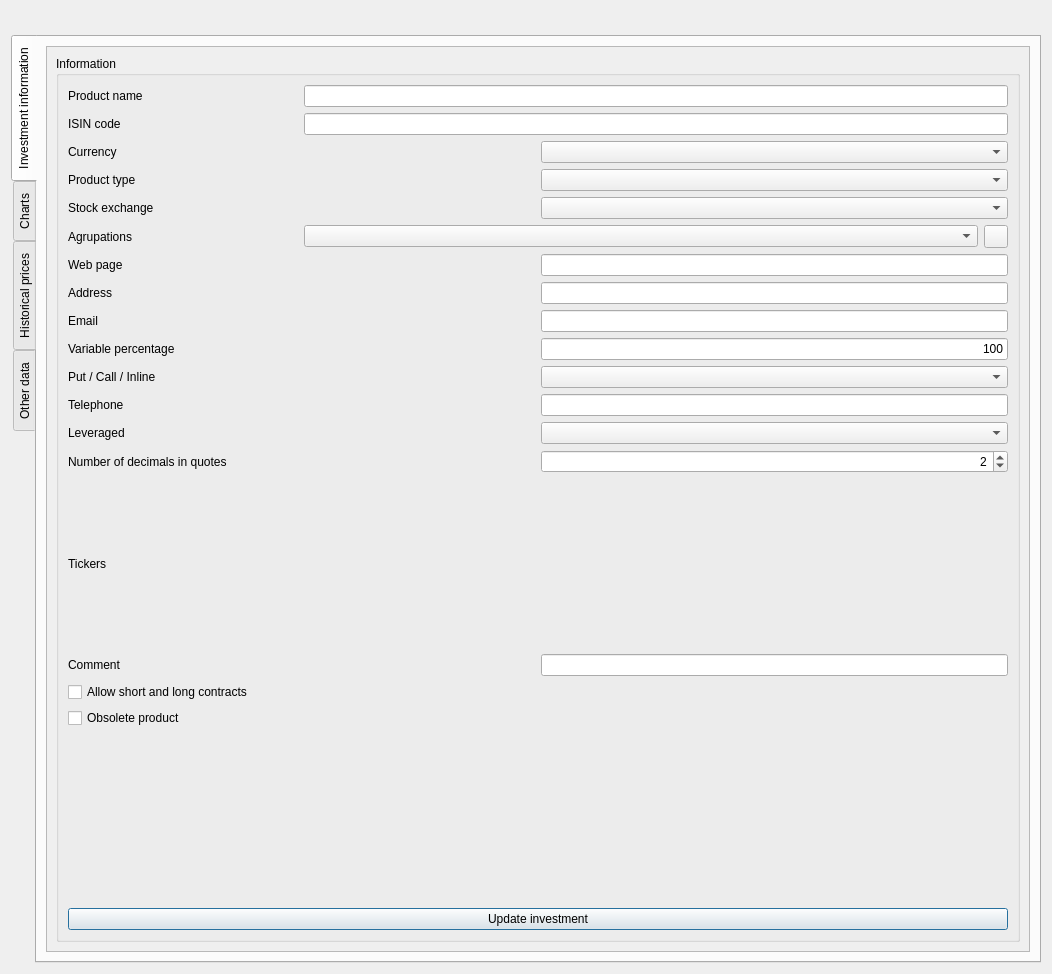
Before: the Qt Designer form xulpymoney/ui/frmProductReport.ui in turulomio/xulpymoney, drawn with Qt 5.
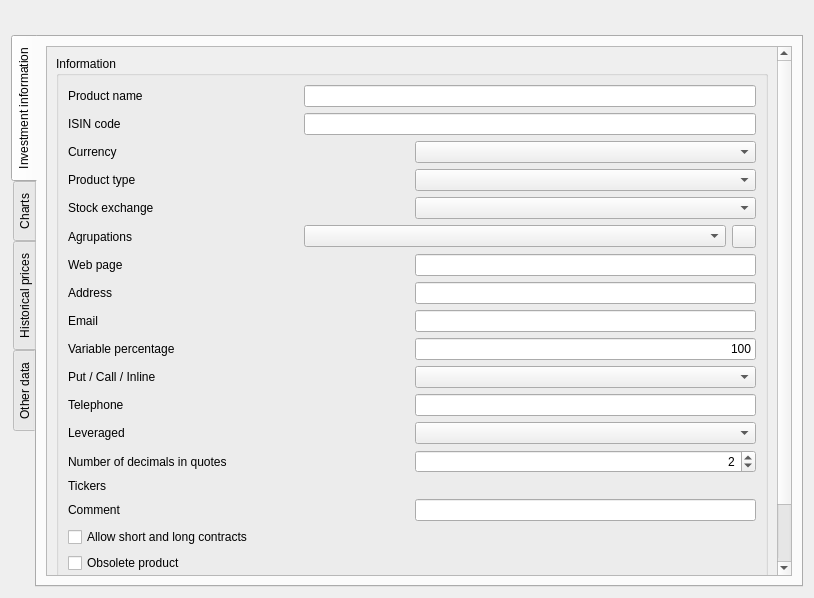
After: the same form once the commit is applied. The open tabs and pages were chosen to show the change. Icons and pictures are not drawn. Custom widgets are drawn as their Qt base class.

Patch:
```diff
--- a/xulpymoney/ui/frmProductReport.ui
+++ b/xulpymoney/ui/frmProductReport.ui
@@ -9,8 +9,8 @@
    <rect>
     <x>0</x>
     <y>0</y>
-    <width>1052</width>
-    <height>974</height>
+    <width>814</width>
+    <height>598</height>
    </rect>
   </property>
   <property name="windowTitle">
@@ -79,8 +79,8 @@
                <rect>
                 <x>0</x>
                 <y>0</y>
-                <width>985</width>
-                <height>904</height>
+                <width>726</width>
+                <height>798</height>
                </rect>
               </property>
               <layout class="QHBoxLayout" name="horizontalLayout_31">
@@ -1320,6 +1320,12 @@
    <header location="global">myqtablewidget</header>
    <container>1</container>
   </customwidget>
+  <customwidget>
+   <class>mqtwData</class>
+   <extends>QWidget</extends>
+   <header location="global">myqtablewidget</header>
+   <container>1</container>
+  </customwidget>
  </customwidgets>
  <resources>
   <include location="../images/xulpymoney.qrc"/>
```
Left out of the diff: 14 changed lines with no effect on the pictures.
